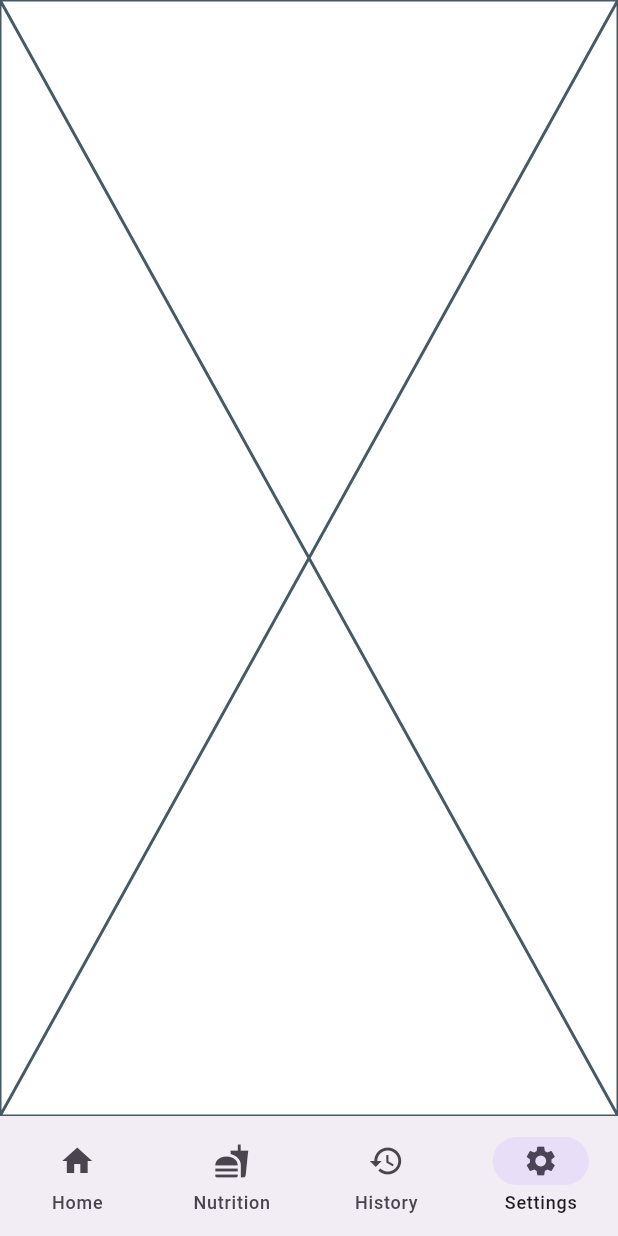
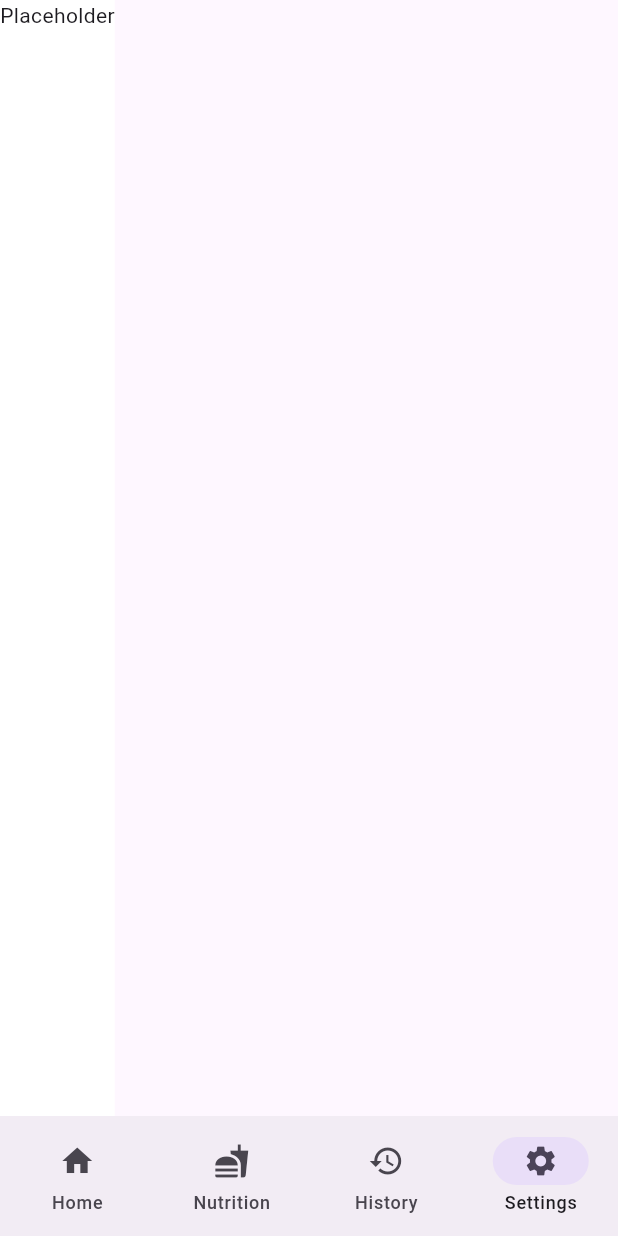
Before and after one commit to smstone0/Caloric, a Flutter app: the screen it shows after launch, item 4 of the bottom bar chosen, on a phone screen of 412 x 824 dp. Run offline on Flutter 3.47's test engine with Material 2 defaults, Android fonts, the phone set to English and light mode, and no system bars.

Commit message:
Add settings page and changeSelectedIndex function for buttons

```diff
--- a/lib/main.dart
+++ b/lib/main.dart
@@ -1,5 +1,6 @@
 import 'package:flutter/material.dart';
 import 'today_page.dart';
+import 'settings_page.dart';
 
 void main() {
   runApp(const MyApp());
@@ -31,6 +32,12 @@ class MyHomePage extends StatefulWidget {
 class _MyHomePageState extends State<MyHomePage> {
   var selectedIndex = 0;
 
+  void changeSelectedIndex(int index) {
+    setState(() {
+      selectedIndex = index;
+    });
+  }
+
   @override
   Widget build(BuildContext context) {
     Widget page;
@@ -45,7 +52,7 @@ class _MyHomePageState extends State<MyHomePage> {
         page = Placeholder();
         break;
       case 3:
-        page = Placeholder();
+        page = const SettingsPage();
         break;
       default:
         throw UnimplementedError('no widget for $selectedIndex');
--- /dev/null
+++ b/lib/settings_page.dart
@@ -0,0 +1,10 @@
+import 'package:flutter/material.dart';
+
+class SettingsPage extends StatelessWidget {
+  const SettingsPage({super.key});
+
+  @override
+  Widget build(BuildContext context) {
+    return Text("Placeholder");
+  }
+}
--- a/lib/today_page.dart
+++ b/lib/today_page.dart
@@ -165,7 +165,7 @@ class StatsCard extends StatelessWidget {
         CustomButton(
             text: "Update weight/height",
             onPressed: () {
-              print("Placeholder 4");
+              //Set page
             },
             colour: const Color.fromRGBO(217, 210, 226, 10),
             height: 38,
```
